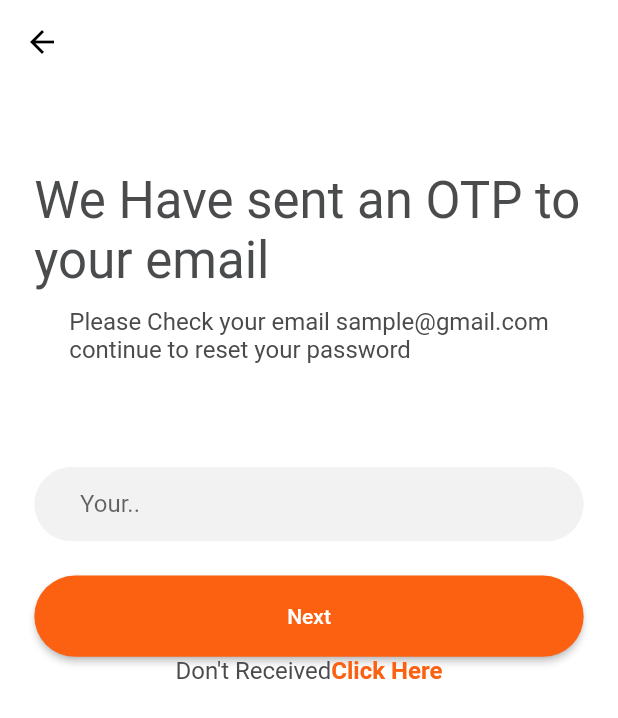
After one commit to imam-swe/Food_Delivery_UI, a Flutter app: the EnterEmailPage screen opened directly, after a tap on "Next", on a phone screen of 412 x 824 dp. The commit adds this screen. Shown: the top 718 px of the screen. Run offline on Flutter 3.47's test engine with Material 2 defaults, Android fonts, the phone set to English and light mode, and no system bars; our stand-ins replace flutter_screenutil, font_awesome_flutter; missing offline and left inert: flutter_slider_indicator.

Commit message:
create and started enter email, otp & new password pages

```diff
--- a/lib/src/pages/entry/login_page.dart
+++ b/lib/src/pages/entry/login_page.dart
@@ -39,11 +39,20 @@ class LoginPage extends StatelessWidget {
                 child: const Text("Login"),
               ),
               SizedBox(height: kVerticalPadding),
-              Text(
-                "Forgot your password?",
-                style: Theme.of(context).textTheme.subtitle1!.copyWith(
-                      color: primaryFontColor,
+              GestureDetector(
+                onTap: () {
+                  Navigator.of(context).push(
+                    MaterialPageRoute(
+                      builder: (context) => const EnterEmailPage(),
                     ),
+                  );
+                },
+                child: Text(
+                  "Forgot your password?",
+                  style: Theme.of(context).textTheme.subtitle1!.copyWith(
+                        color: primaryFontColor,
+                      ),
+                ),
               ),
               SizedBox(height: kVerticalPadding * 2),
               Text(
@@ -78,9 +87,7 @@ class LoginPage extends StatelessWidget {
                 actionText: ' Sign Up',
                 actionRoute: kRouteRegister,
               ),
-              SizedBox(
-                height: kVerticalPadding,
-              )
+              SizedBox(height: kVerticalPadding),
             ],
           ),
         ),
--- a/lib/src/pages/pages.dart
+++ b/lib/src/pages/pages.dart
@@ -16,3 +16,6 @@ part 'entry/intro_page.dart';
 part 'entry/starter_page.dart';
 part 'entry/login_page.dart';
 part 'entry/register_page.dart';
+part 'reset_password/enter_email.dart';
+part 'reset_password/enter_otp.dart';
+part 'reset_password/new_password.dart';
--- /dev/null
+++ b/lib/src/pages/reset_password/enter_email.dart
@@ -0,0 +1,50 @@
+part of pages;
+
+class EnterEmailPage extends StatelessWidget {
+  const EnterEmailPage({Key? key}) : super(key: key);
+
+  @override
+  Widget build(BuildContext context) {
+    return Scaffold(
+      appBar: AppBar(
+        backgroundColor: Colors.transparent,
+        elevation: 0,
+        leading: const BackButton(
+          color: Colors.black,
+        ),
+      ),
+      body: Container(
+        padding: EdgeInsets.symmetric(horizontal: kHorizontalPadding),
+        height: MediaQuery.of(context).size.height,
+        child: Column(
+          children: [
+            const LoginRegistrationHeader(
+              title: "Reset Password",
+              subTitle:
+                  "Please enter your email to receive a\nlink to create new password via email",
+            ),
+            TextFormField(
+              style: const TextStyle(color: primaryFontColor),
+              keyboardType: TextInputType.emailAddress,
+              decoration: const InputDecoration(
+                labelText: 'Your Email',
+                isCollapsed: true,
+              ),
+            ),
+            SizedBox(height: kVerticalPadding),
+            ElevatedButton(
+              onPressed: () {
+                Navigator.of(context).pushReplacement(
+                  MaterialPageRoute(
+                    builder: (context) => const EnterOtpPage(),
+                  ),
+                );
+              },
+              child: const Text("Next"),
+            ),
+          ],
+        ),
+      ),
+    );
+  }
+}
--- /dev/null
+++ b/lib/src/pages/reset_password/enter_otp.dart
@@ -0,0 +1,65 @@
+part of pages;
+
+class EnterOtpPage extends StatelessWidget {
+  const EnterOtpPage({Key? key}) : super(key: key);
+
+  @override
+  Widget build(BuildContext context) {
+    return Scaffold(
+      appBar: AppBar(
+        backgroundColor: Colors.transparent,
+        elevation: 0,
+        leading: const BackButton(
+          color: Colors.black,
+        ),
+      ),
+      body: Container(
+        padding: EdgeInsets.symmetric(horizontal: kHorizontalPadding),
+        height: MediaQuery.of(context).size.height,
+        child: Column(
+          children: [
+            const LoginRegistrationHeader(
+              title: "We Have sent an OTP to your email",
+              subTitle:
+                  "Please Check your email sample@gmail.com\ncontinue to reset your password",
+            ),
+            TextFormField(
+              style: const TextStyle(color: primaryFontColor),
+              keyboardType: TextInputType.emailAddress,
+              decoration: const InputDecoration(
+                labelText: 'Your..',
+                isCollapsed: true,
+              ),
+            ),
+            SizedBox(height: kVerticalPadding),
+            ElevatedButton(
+              onPressed: () {},
+              child: const Text("Next"),
+            ),
+            Text.rich(
+              TextSpan(
+                text: 'Don\'t Received',
+                style: Theme.of(context).textTheme.subtitle1!.copyWith(
+                      color: primaryFontColor,
+                    ),
+                children: [
+                  TextSpan(
+                    text: "Click Here",
+                    style: TextStyle(
+                      color: Theme.of(context).primaryColor,
+                      fontWeight: FontWeight.bold,
+                    ),
+                    // recognizer: TapGestureRecognizer()
+                    //   ..onTap = () {
+                    //     Navigator.pushReplacementNamed(context, actionRoute);
+                    //   },
+                  ),
+                ],
+              ),
+            )
+          ],
+        ),
+      ),
+    );
+  }
+}
--- /dev/null
+++ b/lib/src/pages/reset_password/new_password.dart
@@ -0,0 +1 @@
+part of pages;
```
